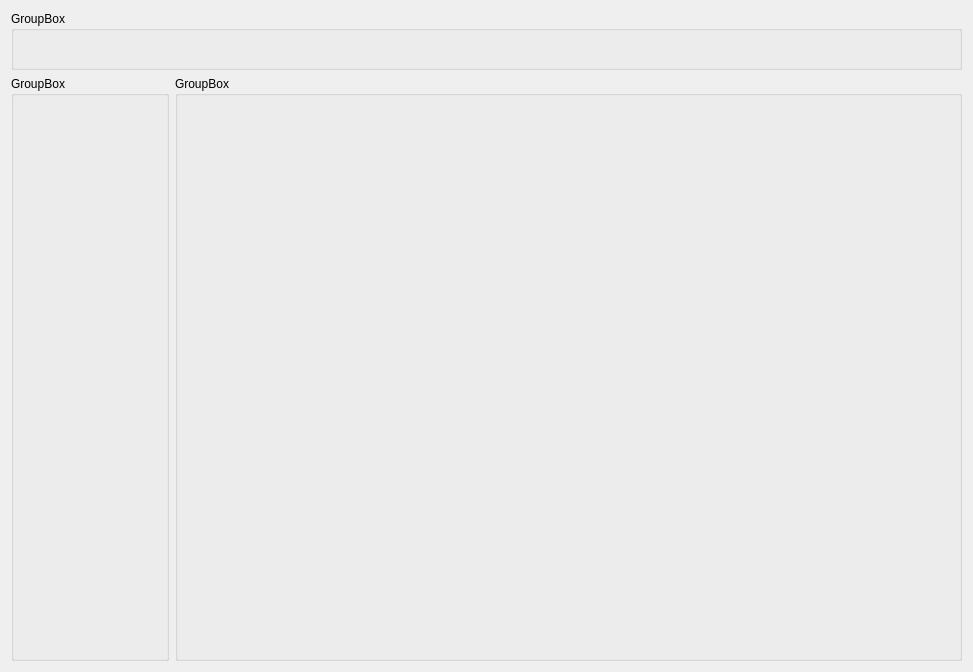
dcherep/funicture, file form.ui: the form before one commit.
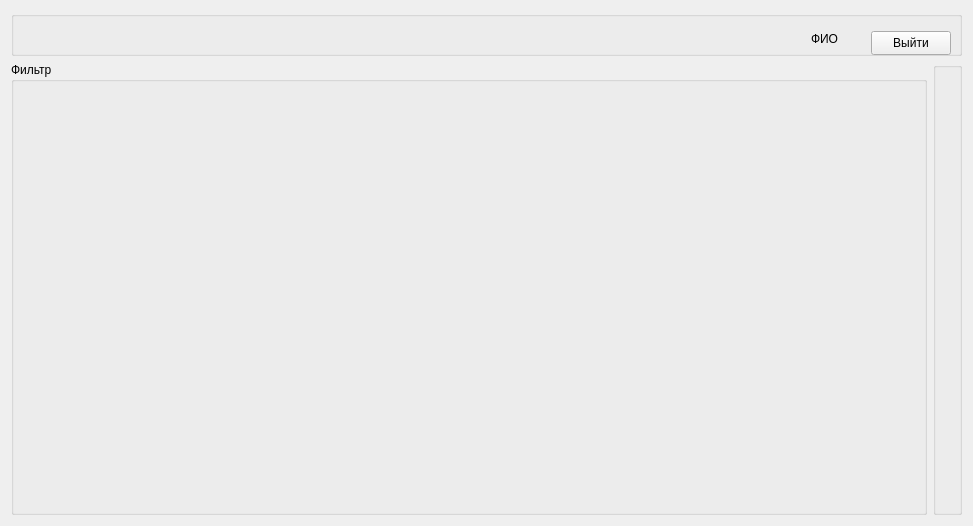
The form after the commit.

```diff
--- a/form.ui
+++ b/form.ui
@@ -7,32 +7,58 @@
     <x>0</x>
     <y>0</y>
     <width>973</width>
-    <height>672</height>
+    <height>526</height>
    </rect>
   </property>
   <property name="windowTitle">
    <string>Widget</string>
   </property>
-  <layout class="QGridLayout" name="gridLayout" rowstretch="1,10" columnstretch="1,5" columnminimumwidth="0,0">
+  <layout class="QGridLayout" name="gridLayout" rowstretch="1,10" columnstretch="5,0">
    <item row="1" column="0">
     <widget class="QGroupBox" name="groupBox_2">
      <property name="title">
-      <string>GroupBox</string>
+      <string>Фильтр</string>
      </property>
     </widget>
    </item>
    <item row="1" column="1">
     <widget class="QGroupBox" name="groupBox_3">
      <property name="title">
-      <string>GroupBox</string>
+      <string/>
      </property>
     </widget>
    </item>
    <item row="0" column="0" colspan="2">
     <widget class="QGroupBox" name="groupBox">
      <property name="title">
-      <string>GroupBox</string>
+      <string/>
      </property>
+     <widget class="QLabel" name="label">
+      <property name="geometry">
+       <rect>
+        <x>800</x>
+        <y>20</y>
+        <width>49</width>
+        <height>16</height>
+       </rect>
+      </property>
+      <property name="text">
+       <string>ФИО</string>
+      </property>
+     </widget>
+     <widget class="QPushButton" name="pushButton">
+      <property name="geometry">
+       <rect>
+        <x>860</x>
+        <y>20</y>
+        <width>80</width>
+        <height>24</height>
+       </rect>
+      </property>
+      <property name="text">
+       <string>Выйти</string>
+      </property>
+     </widget>
     </widget>
    </item>
   </layout>
```
